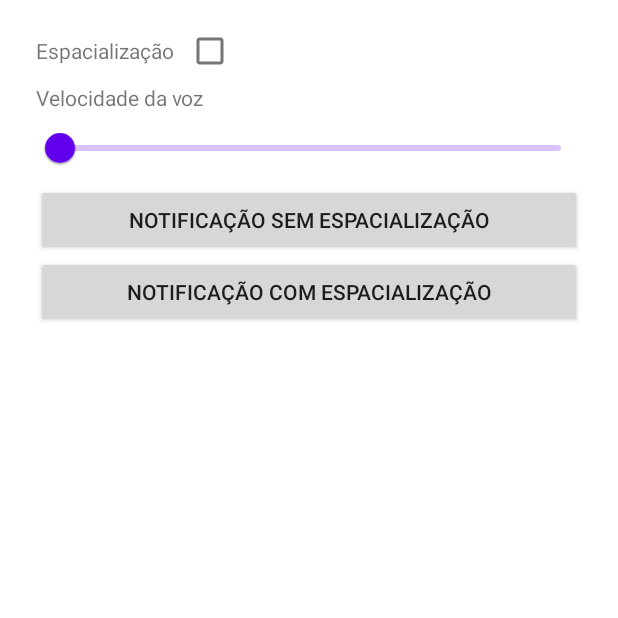
After one commit to PedroFrr/ConcurrentSpeechSample, an Android app: the NotificationExampleFragment screen opened through its navigation route, on a phone screen of 412 x 824 dp, the top half of it. The commit adds this screen. Run offline under Robolectric (Android 15) with nearby library versions, the phone set to English and light mode, and no system bars; libraries missing offline, so code that uses them is left out: com.google.vr.sdk; 5 statements that could not run were skipped.

```diff
--- a/app/src/main/AndroidManifest.xml
+++ b/app/src/main/AndroidManifest.xml
@@ -1,6 +1,10 @@
 <?xml version="1.0" encoding="utf-8"?>
 <manifest xmlns:android="http://schemas.android.com/apk/res/android"
     package="com.example.multipleaudioplayer">
+
+    <uses-permission android:name="android.permission.ACCESS_NETWORK_STATE" />
+    <uses-permission android:name="android.permission.BLUETOOTH" />
+    <uses-permission android:name="android.permission.BLUETOOTH_CONNECT" />
 
     <application
         android:allowBackup="true"
--- /dev/null
+++ b/app/src/main/java/com/example/multipleaudioplayer/OptionsFragment.kt
@@ -0,0 +1,35 @@
+package com.example.multipleaudioplayer
+
+import android.os.Bundle
+import android.view.View
+import androidx.annotation.IdRes
+import androidx.fragment.app.Fragment
+import androidx.navigation.fragment.findNavController
+import com.example.multipleaudioplayer.databinding.LayoutSampleOptionsFragmentBinding
+import com.example.multipleaudioplayer.utils.viewBinding
+
+class OptionsFragment : Fragment(R.layout.layout_sample_options_fragment) {
+
+    private val binding by viewBinding(LayoutSampleOptionsFragmentBinding::bind)
+
+
+    override fun onViewCreated(view: View, savedInstanceState: Bundle?) {
+        super.onViewCreated(view, savedInstanceState)
+
+        setupUi()
+    }
+
+    private fun setupUi() {
+        binding.btnNotificationScenario.setOnClickListener {
+            navigateTo(R.id.options_to_notification_example)
+        }
+
+        binding.btnScanningScenario.setOnClickListener {
+            navigateTo(R.id.options_to_notification_example)
+        }
+    }
+
+    private fun navigateTo(@IdRes navigationId: Int) {
+        findNavController().navigate(navigationId)
+    }
+}
--- a/app/src/main/res/layout/activity_main.xml
+++ b/app/src/main/res/layout/activity_main.xml
@@ -7,12 +7,18 @@
     tools:context=".MainActivity"
     android:padding="8dp">
 
-    <androidx.appcompat.widget.AppCompatButton
-        android:id="@+id/normal_notification_button"
-        android:layout_width="match_parent"
-        android:layout_height="wrap_content"
-        android:text="@string/concurrent_notification_normal"
-        app:layout_constraintStart_toStartOf="parent"
-        app:layout_constraintTop_toTopOf="parent"/>
+    <androidx.fragment.app.FragmentContainerView
+        android:id="@+id/nav_host_fragment"
+        android:name="androidx.navigation.fragment.NavHostFragment"
+        android:layout_width="0dp"
+        android:layout_height="0dp"
+        app:layout_constraintLeft_toLeftOf="parent"
+        app:layout_constraintRight_toRightOf="parent"
+        app:layout_constraintTop_toTopOf="parent"
+        app:layout_constraintBottom_toBottomOf="parent"
+
+        app:defaultNavHost="true"
+        app:navGraph="@navigation/nav_graph" />
+
 
 </androidx.constraintlayout.widget.ConstraintLayout>
--- /dev/null
+++ b/app/src/main/res/layout/layout_notification_example.xml
@@ -0,0 +1,57 @@
+<?xml version="1.0" encoding="utf-8"?>
+<androidx.constraintlayout.widget.ConstraintLayout xmlns:android="http://schemas.android.com/apk/res/android"
+    xmlns:tools="http://schemas.android.com/tools"
+    android:layout_width="match_parent"
+    android:layout_height="match_parent"
+    xmlns:app="http://schemas.android.com/apk/res-auto"
+    android:padding="16dp">
+
+    <TextView
+        android:id="@+id/tv_spatialization"
+        android:layout_width="wrap_content"
+        android:layout_height="wrap_content"
+        android:text="@string/spatialization"
+        tools:layout_editor_absoluteX="175dp"
+        tools:layout_editor_absoluteY="121dp"
+        app:layout_constraintStart_toStartOf="parent"
+        app:layout_constraintTop_toTopOf="parent"/>
+
+    <CheckBox
+        android:id="@+id/checkbox_spatialization"
+        android:layout_width="wrap_content"
+        android:layout_height="wrap_content"
+        app:layout_constraintStart_toEndOf="@id/tv_spatialization"
+        app:layout_constraintTop_toTopOf="@id/tv_spatialization"
+        app:layout_constraintBottom_toBottomOf="@id/tv_spatialization"/>
+
+    <TextView
+        android:id="@+id/tv_speech_rate"
+        android:layout_width="match_parent"
+        android:layout_height="wrap_content"
+        app:layout_constraintTop_toBottomOf="@id/tv_spatialization"
+        android:text="@string/speech_rate"
+        android:layout_marginTop="12dp"/>
+
+    <com.google.android.material.slider.Slider
+        android:id="@+id/slider_speech_rate"
+        android:layout_width="match_parent"
+        android:layout_height="wrap_content"
+        app:layout_constraintTop_toBottomOf="@id/tv_speech_rate"
+        android:valueFrom="0.0"
+        android:valueTo="100.0"/>
+
+    <androidx.appcompat.widget.AppCompatButton
+        android:id="@+id/btn_notification_no_spatialization"
+        android:layout_width="match_parent"
+        android:layout_height="wrap_content"
+        app:layout_constraintTop_toBottomOf="@id/slider_speech_rate"
+        android:text="Notificação sem espacialização"/>
+
+    <androidx.appcompat.widget.AppCompatButton
+        android:id="@+id/btn_notification_spatialization"
+        android:layout_width="match_parent"
+        android:layout_height="wrap_content"
+        app:layout_constraintTop_toBottomOf="@id/btn_notification_no_spatialization"
+        android:text="Notificação com espacialização"/>
+
+</androidx.constraintlayout.widget.ConstraintLayout>
--- /dev/null
+++ b/app/src/main/res/navigation/nav_graph.xml
@@ -0,0 +1,22 @@
+<?xml version="1.0" encoding="utf-8"?>
+<navigation xmlns:android="http://schemas.android.com/apk/res/android"
+    xmlns:app="http://schemas.android.com/apk/res-auto"
+    xmlns:tools="http://schemas.android.com/tools"
+    android:id="@+id/nav_graph"
+    app:startDestination="@id/optionsFragment">
+
+    <fragment
+        android:id="@+id/optionsFragment"
+        android:name="com.example.multipleaudioplayer.OptionsFragment"
+        android:label="OptionsFragment"
+        tools:layout="@layout/layout_sample_options_fragment">
+        <action
+            android:id="@+id/options_to_notification_example"
+            app:destination="@id/notificationExampleFragment" />
+    </fragment>
+    <fragment
+        android:id="@+id/notificationExampleFragment"
+        android:name="com.example.multipleaudioplayer.notification.NotificationExampleFragment"
+        android:label="NotificationExampleFragment"
+        tools:layout="@layout/layout_notification_example"/>
+</navigation>
--- a/app/src/main/res/values/strings.xml
+++ b/app/src/main/res/values/strings.xml
@@ -3,5 +3,8 @@
     <string name="sample_data_loaded_title">Notificação em simultâneo (sem atributos)</string>
     <string name="sample_data_loaded_message">Eu sou uma notificação exemplo.</string>
     <string name="sample_data_loaded_big_text">Eu sou uma notificação exemplo.</string>
-    <string name="concurrent_notification_normal">Notificação em simultâneo (sem atributos)</string>
+    <string name="concurrent_notification_normal">Cenário das notificações</string>
+    <string name="spatialization">Espacialização</string>
+    <string name="speech_rate">Velocidade da voz</string>
+    <string name="scanning_scenario">Cenário Scanning</string>
 </resources>
--- a/build.gradle
+++ b/build.gradle
@@ -1,5 +1,8 @@
 // Top-level build file where you can add configuration options common to all sub-projects/modules.
 buildscript {
+    ext {
+        nav_version = '2.4.0'
+    }
     repositories {
         google()
         mavenCentral()
```
Also changed, not shown: app/build.gradle (+7 -2 lines), app/src/main/java/com/example/multipleaudioplayer/Extensions.kt (added, +23 -0 lines), app/src/main/java/com/example/multipleaudioplayer/HeadsetStateBroadcastReceiver.kt (added, +52 -0 lines), app/src/main/java/com/example/multipleaudioplayer/MainActivity.kt (+63 -74 lines), app/src/main/java/com/example/multipleaudioplayer/notification/NotificationExampleFragment.kt (added, +140 -0 lines), app/src/main/res/layout/layout_sample_options_fragment.xml (added, +24 -0 lines), 2 other files.
